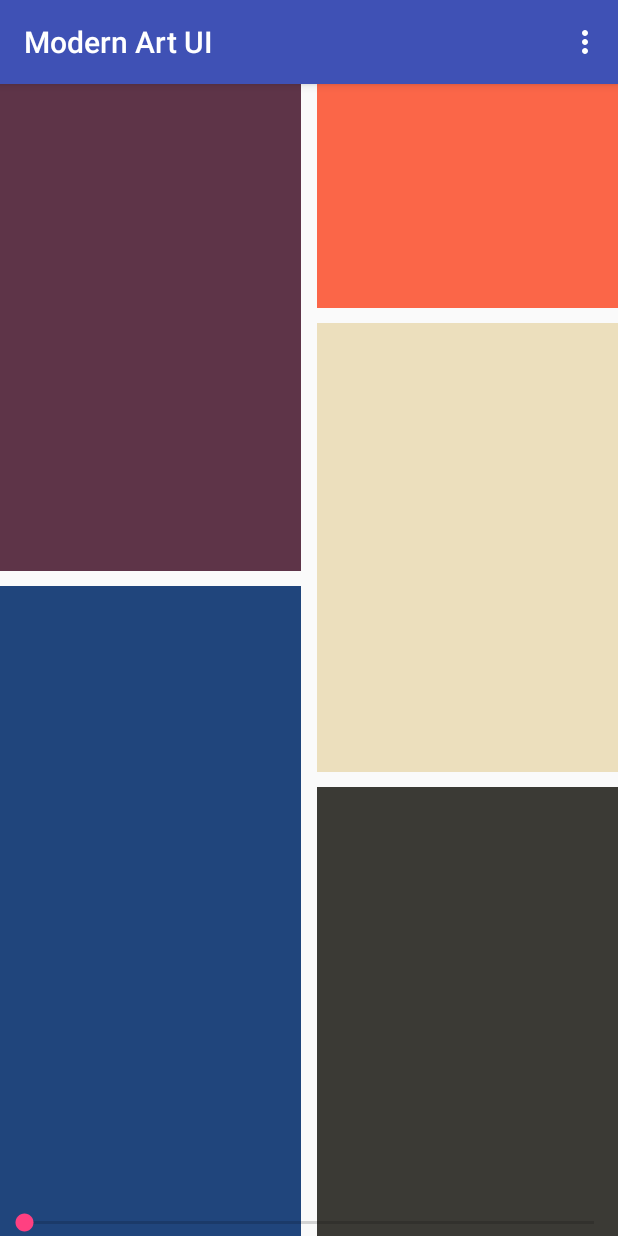
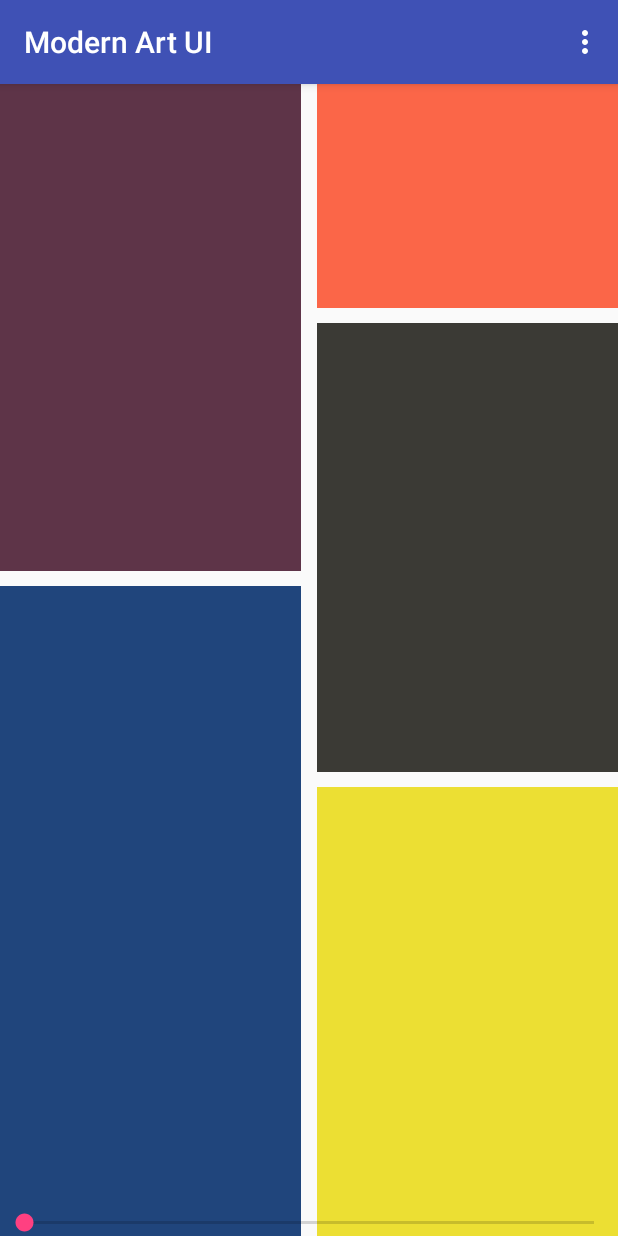
Before and after one commit to jetpackpony/modern-art-ui, an Android app: the screen it shows after launch (MainActivity), on a phone screen of 412 x 824 dp. Run offline under Robolectric (Android 15) with nearby library versions, the phone set to English and light mode, and no system bars.

Commit message:
Change colors of the layout
  So that the color will fit the requirements
  * moved the grey rectangle to the middle
  * changed the color of the yellow rectangle so it doesn't switch

```diff
--- a/app/src/main/res/values/colors.xml
+++ b/app/src/main/res/values/colors.xml
@@ -6,6 +6,6 @@
     <color name="square1">#5e3448</color>
     <color name="square2">#20457c</color>
     <color name="square3">#fb6648</color>
-    <color name="square4">#ecdfbd</color>
-    <color name="square5">#3b3a35</color>
+    <color name="square4">#3b3a35</color>
+    <color name="square5">#ecdf33</color>
 </resources>
```
